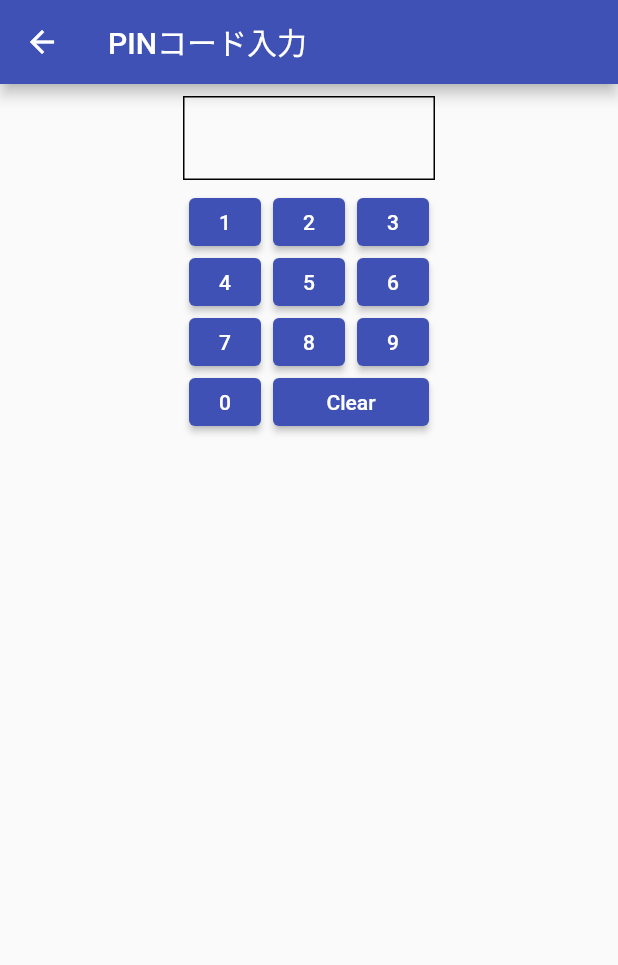
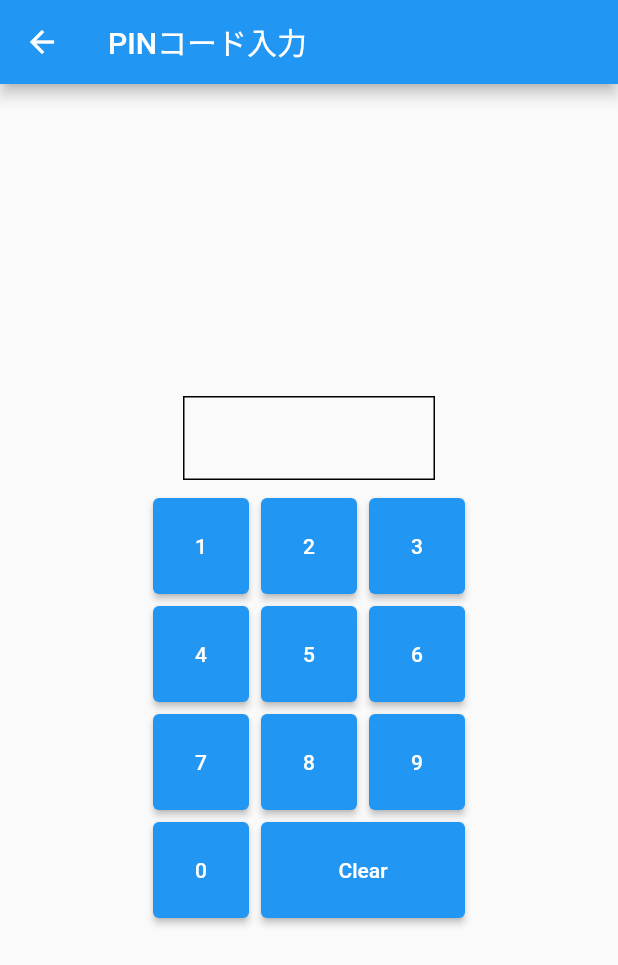
Before and after one commit to tsuyokuro/flutter_test, a Flutter app: the screen it shows after launch, after a tap on "PinCodePage", on a phone screen of 412 x 824 dp. Shown: the top 965 px of the screen. Run offline on Flutter 3.47's test engine with Material 2 defaults, Android fonts, the phone set to English and light mode, and no system bars; our stand-ins replace flutter_riverpod, go_router.

```diff
--- a/lib/constants/constants.dart
+++ b/lib/constants/constants.dart
@@ -14,5 +14,5 @@ class LightMode {
     primarySwatch: LightMode.primarySwatch,
   );
 
-  static TextStyle basicTextStyle = TextStyle();
+  static TextStyle basicTextStyle = const TextStyle();
 }
--- a/lib/main.dart
+++ b/lib/main.dart
@@ -1,69 +1,72 @@
 import 'package:flutter/material.dart';
 import 'package:flutter_riverpod/flutter_riverpod.dart';
-import "view/register_device_page.dart";
-import "view/pincode_page.dart";
 import "constants/constants.dart";
+import "router/router.dart";
 
 void main() {
   runApp(const ProviderScope(child: MyApp()));
 }
 
 // APP
-class MyApp extends StatelessWidget {
+class MyApp extends ConsumerWidget {
   const MyApp({super.key});
 
   @override
-  Widget build(BuildContext context) {
-    return MaterialApp(
+  Widget build(BuildContext context, WidgetRef ref) {
+    final router = ref.watch(routerProvider);
+
+    return MaterialApp.router(
       title: 'Flutter Test',
-      theme: LightMode.appThemeData,
-      home: const MyHomePage(title: 'Riverpod Test'),
+      routerDelegate: router.routerDelegate,
+      routeInformationParser: router.routeInformationParser,
     );
   }
 }
 
 class MyHomePage extends StatelessWidget {
-  const MyHomePage({super.key, required this.title});
-
-  final String title;
+  const MyHomePage({super.key});
 
   @override
   Widget build(BuildContext context) {
     return Scaffold(
       appBar: AppBar(
-        title: Text(title),
+        title: const Text("TEST"),
       ),
-      body: const MyBody(),
+      body: const SingleChildScrollView(child: MyBody()),
     );
   }
 }
 
-class MyBody extends StatelessWidget {
+class MyBody extends ConsumerWidget {
   const MyBody({super.key});
 
   @override
-  Widget build(BuildContext context) {
+  Widget build(BuildContext context, WidgetRef ref) {
+    final router = ref.watch(routerProvider);
+
     return Center(
-        child: Column(children: <Widget>[
+        child: Column(mainAxisSize: MainAxisSize.min, children: <Widget>[
       const SizedBox(
         height: 20,
       ),
       ElevatedButton(
           onPressed: () {
-            Navigator.push(
-                context,
-                MaterialPageRoute(
-                    builder: (context) => const RegisterDevicePage()));
+            router.push("/RegisterDevice");
           },
           style: LightMode.buttonStyle,
           child: const Text("Register Device")),
       const SizedBox(height: 8),
       ElevatedButton(
           onPressed: () {
-            Navigator.push(context,
-                MaterialPageRoute(builder: (context) => const PinCodePage()));
+            router.push("/PinCode");
           },
           child: const Text("PinCodePage")),
+      const SizedBox(height: 8),
+      ElevatedButton(
+          onPressed: () {
+            router.push("/List");
+          },
+          child: const Text("List Page")),
     ]));
   }
 }
--- /dev/null
+++ b/lib/router/router.dart
@@ -0,0 +1,32 @@
+import 'package:flutter_riverpod/flutter_riverpod.dart';
+import 'package:go_router/go_router.dart';
+
+import '../main.dart';
+import '../view/list_page.dart';
+import '../view/pincode_page.dart';
+import '../view/register_device_page.dart';
+
+final routerProvider = Provider(
+  (ref) => GoRouter(
+      routes: [
+        GoRoute(
+          path: '/',
+          builder: (context, state) => const MyHomePage(),
+        ),
+        GoRoute(
+          path: '/RegisterDevice',
+          builder: (context, state) => const RegisterDevicePage(),
+        ),
+        GoRoute(
+          path: '/PinCode',
+          builder: (context, state) => const PinCodePage(),
+        ),
+        GoRoute(
+          path: '/List',
+          builder: (context, state) => const ListPage(),
+        ),
+      ],
+      redirect: (context, state) {
+        return null;
+      }),
+);
--- a/lib/ui_component/ten_key.dart
+++ b/lib/ui_component/ten_key.dart
@@ -7,8 +7,8 @@ class TenKey extends StatelessWidget {
 
   // Diemtions
   static double btnPadding = 4;
-  static double btnW = 48;
-  static double btnH = 32;
+  static double btnW = 64;
+  static double btnH = 64;
   static double btnTerritoryW = btnW + btnPadding * 2;
   static double btnTerritoryH = btnH + btnPadding * 2;
   static double padW = btnTerritoryW * 3;
--- a/lib/view/pincode_page.dart
+++ b/lib/view/pincode_page.dart
@@ -27,9 +27,13 @@ class PinCodePageBody extends StatelessWidget {
 
   @override
   Widget build(BuildContext context) {
+    double w = MediaQuery.of(context).size.width;
+
     return Center(
-      child: Column(children: <Widget>[
-        const SizedBox(height: 8),
+      child: SingleChildScrollView(
+        child: SizedBox(
+          width: w,
+          child: Column(mainAxisSize: MainAxisSize.min, children: <Widget>[
             Consumer(
               builder: (context, ref, child) {
                 String s = ref.watch(pinCodeNotifierProvider);
@@ -58,6 +62,8 @@ class PinCodePageBody extends StatelessWidget {
               return TenKey(pinCodeNotifier: notifier);
             })),
           ]),
+        ),
+      ),
     );
   }
 }
--- a/pubspec.yaml
+++ b/pubspec.yaml
@@ -14,6 +14,7 @@ dependencies:
 
   cupertino_icons: ^1.0.2
   flutter_riverpod: ^2.1.3
+  go_router: ^6.0.3
 
 dev_dependencies:
   flutter_test:
```
Also changed, not shown: lib/view/list_page.dart (added, +74 -0 lines), pubspec.lock. Lines whose indentation alone changed are shown as unchanged.
